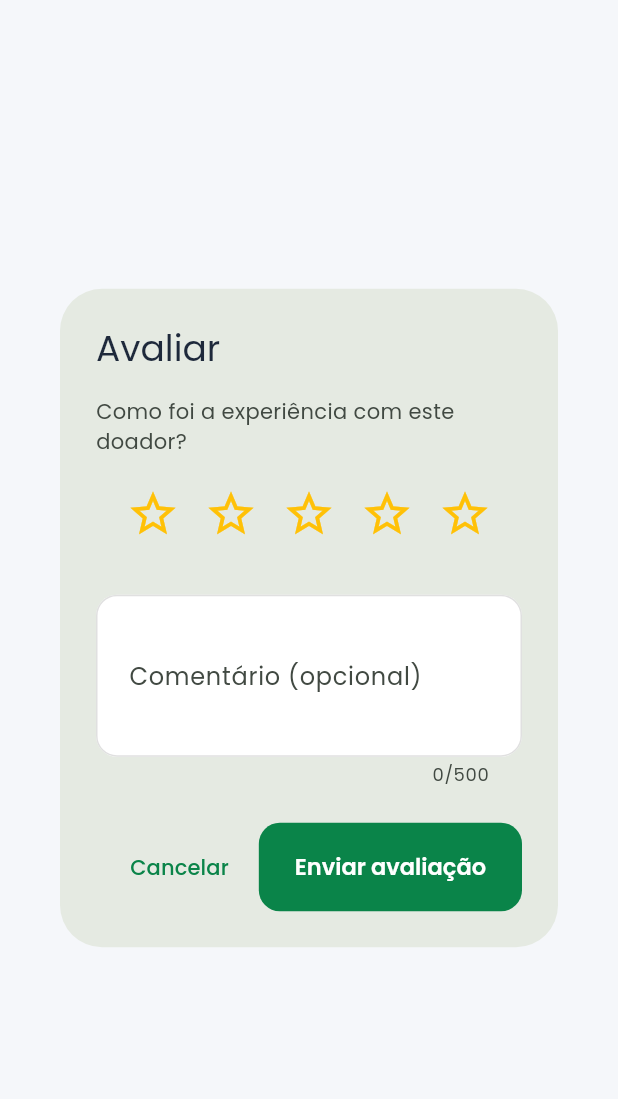
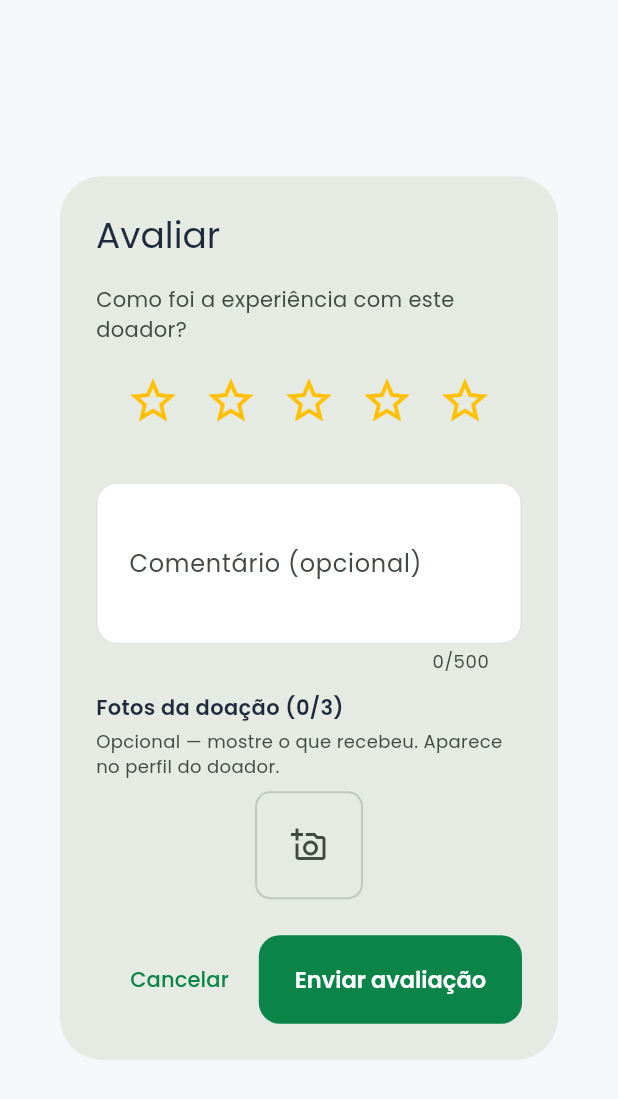
Before and after one commit to Gabriel-Chinelatto/connect-ong-desktop, a Flutter app: the DialogAvaliarDoador widget shown alone on an empty page, opened directly with empty values, on a phone screen of 412 x 824 dp. Shown: the top 1099 px of the screen. Run offline on Flutter 3.47's test engine with Material 3 defaults, Android fonts, the phone set to English and light mode, and no system bars; our stand-ins replace flutter_svg, google_fonts, pdf, printing, shared_preferences; missing offline and left inert: file_selector; accounts and stored records are empty; network calls fail.

Commit message:
Feature (desktop): ONG anexa fotos ao avaliar o doador + exibe no perfil
- DialogAvaliarDoador: seletor de fotos (max 3, mesmo padrao das prestacoes),
  pre-carrega as fotos ja enviadas ao editar; envia o conjunto ao backend.
- Perfil publico do doador (visto pela ONG): mostra as fotos da avaliacao
  (miniatura -> ampliar).
- models/perfil_publico_doador: AvaliacaoDoador.fotos; service.avaliar aceita fotos.

```diff
--- a/lib/models/perfil_publico_doador.dart
+++ b/lib/models/perfil_publico_doador.dart
@@ -76,12 +76,14 @@ class AvaliacaoDoador {
   final String? ongNome;
   final int nota;
   final String? comentario;
+  final List<String> fotos; // base64 da doação recebida (pode ser vazio)
   final String? criadoEm; // ISO
 
   const AvaliacaoDoador({
     required this.nota,
     this.ongNome,
     this.comentario,
+    this.fotos = const [],
     this.criadoEm,
   });
 
@@ -89,6 +91,7 @@ class AvaliacaoDoador {
         ongNome: j['ongNome'],
         nota: (j['nota'] ?? 0) as int,
         comentario: j['comentario'],
+        fotos: (j['fotos'] as List?)?.whereType<String>().toList() ?? const [],
         criadoEm: j['criadoEm'],
       );
 }
--- a/lib/screens/ong/dialogs_match.dart
+++ b/lib/screens/ong/dialogs_match.dart
@@ -472,12 +472,48 @@ class _DialogAvaliarDoadorState extends State<DialogAvaliarDoador> {
   late final TextEditingController _comentario;
   bool _enviando = false;
 
+  // Fotos da doação recebida (base64 + bytes p/ preview). Ao editar, começa
+  // com as fotos já enviadas (decodificadas); o conjunto final é o que vai ao
+  // servidor. Máx 3 (o backend também valida).
+  final List<({String base64, Uint8List bytes})> _fotos = [];
+  static const int _maxFotos = 3;
+  bool _escolhendoFoto = false;
+
   @override
   void initState() {
     super.initState();
     _nota = widget.existente?.nota ?? 0;
     _comentario =
         TextEditingController(text: widget.existente?.comentario ?? '');
+    for (final b64 in widget.existente?.fotos ?? const <String>[]) {
+      try {
+        _fotos.add((base64: b64, bytes: base64Decode(b64)));
+      } catch (_) {
+        // base64 inválido: ignora em silêncio.
+      }
+    }
+  }
+
+  Future<void> _adicionarFoto() async {
+    if (_escolhendoFoto || _fotos.length >= _maxFotos) return;
+    _escolhendoFoto = true;
+    try {
+      final img = await escolherImagem();
+      if (img != null && mounted) {
+        setState(() => _fotos.add((base64: img.base64, bytes: img.bytes)));
+      }
+    } catch (e) {
+      if (mounted) {
+        ScaffoldMessenger.of(context).showSnackBar(
+          SnackBar(
+            content: Text(ApiService.mensagemAmigavel(e)),
+            backgroundColor: AppColors.error,
+          ),
+        );
+      }
+    } finally {
+      _escolhendoFoto = false;
+    }
   }
 
   @override
@@ -503,6 +539,9 @@ class _DialogAvaliarDoadorState extends State<DialogAvaliarDoador> {
         doadorId: widget.doadorId,
         nota: _nota,
         comentario: _comentario.text,
+        // O conjunto atual de fotos SUBSTITUI o anterior (já inclui as que
+        // vieram ao editar). Sempre enviado (lista vazia limpa as fotos).
+        fotos: [for (final f in _fotos) f.base64],
       );
       if (!mounted) return;
       Navigator.pop(context, true);
@@ -537,7 +576,8 @@ class _DialogAvaliarDoadorState extends State<DialogAvaliarDoador> {
           : 'Avaliar ${widget.doadorNome}'),
       content: SizedBox(
         width: 400,
-        child: Column(
+        child: SingleChildScrollView(
+          child: Column(
           mainAxisSize: MainAxisSize.min,
           children: [
             Text(
@@ -578,7 +618,83 @@ class _DialogAvaliarDoadorState extends State<DialogAvaliarDoador> {
                 hintText: 'Ex.: entrega combinada e pontual, doador atencioso',
               ),
             ),
+            const SizedBox(height: 12),
+            Align(
+              alignment: Alignment.centerLeft,
+              child: Text('Fotos da doação (${_fotos.length}/$_maxFotos)',
+                  style: const TextStyle(fontWeight: FontWeight.w600)),
+            ),
+            const SizedBox(height: 4),
+            Align(
+              alignment: Alignment.centerLeft,
+              child: Text(
+                'Opcional — mostre o que recebeu. Aparece no perfil do doador.',
+                style: TextStyle(fontSize: 12, color: cs.onSurfaceVariant),
+              ),
+            ),
+            const SizedBox(height: 8),
+            Wrap(
+              spacing: 8,
+              runSpacing: 8,
+              children: [
+                for (int i = 0; i < _fotos.length; i++)
+                  Stack(
+                    children: [
+                      GestureDetector(
+                        onTap: () =>
+                            mostrarImagemGrande(context, _fotos[i].bytes),
+                        child: ClipRRect(
+                          borderRadius: BorderRadius.circular(10),
+                          child: Image.memory(_fotos[i].bytes,
+                              width: 72,
+                              height: 72,
+                              fit: BoxFit.cover,
+                              gaplessPlayback: true),
+                        ),
+                      ),
+                      Positioned(
+                        top: 2,
+                        right: 2,
+                        child: InkWell(
+                          onTap: _enviando
+                              ? null
+                              : () => setState(() => _fotos.removeAt(i)),
+                          child: Container(
+                            padding: const EdgeInsets.all(2),
+                            decoration: BoxDecoration(
+                              color: Colors.black.withValues(alpha: 0.6),
+                              shape: BoxShape.circle,
+                            ),
+                            child: const Icon(Icons.close,
+                                size: 14, color: Colors.white),
+                          ),
+                        ),
+                      ),
+                    ],
+                  ),
+                if (_fotos.length < _maxFotos)
+                  Tooltip(
+                    message: 'Adicionar foto (JPG ou PNG)',
+                    child: InkWell(
+                      borderRadius: BorderRadius.circular(10),
+                      onTap: _enviando ? null : _adicionarFoto,
+                      child: Container(
+                        width: 72,
+                        height: 72,
+                        decoration: BoxDecoration(
+                          borderRadius: BorderRadius.circular(10),
+                          border:
+                              Border.all(color: cs.outlineVariant, width: 1.4),
+                        ),
+                        child: Icon(Icons.add_a_photo_outlined,
+                            color: cs.onSurfaceVariant),
+                      ),
+                    ),
+                  ),
+              ],
+            ),
           ],
+          ),
         ),
       ),
       actions: [
--- a/lib/services/avaliacao_doador_service.dart
+++ b/lib/services/avaliacao_doador_service.dart
@@ -18,6 +18,7 @@ class AvaliacaoDoadorService {
     required int doadorId,
     required int nota,
     String? comentario,
+    List<String>? fotos,
   }) async {
     final response = await http.post(
       Uri.parse('${ApiService.baseUrl}/avaliacoes-doador'),
@@ -27,8 +28,10 @@ class AvaliacaoDoadorService {
         'nota': nota,
         if (comentario != null && comentario.trim().isNotEmpty)
           'comentario': comentario.trim(),
+        // fotos == null: não mexe nas fotos existentes (contrato do backend).
+        if (fotos != null) 'fotos': fotos,
       }),
-    ).timeout(const Duration(seconds: 10));
+    ).timeout(const Duration(seconds: 20));
 
     if (response.statusCode != 200 && response.statusCode != 201) {
       String msg = 'Erro ao enviar a avaliação';
```
Also changed, not shown: lib/screens/ong/perfil_publico_doador_screen.dart (+35 -0 lines).
